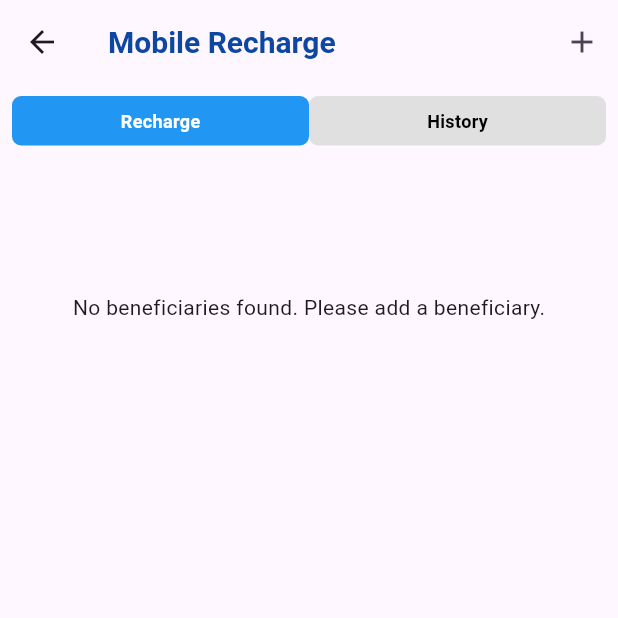
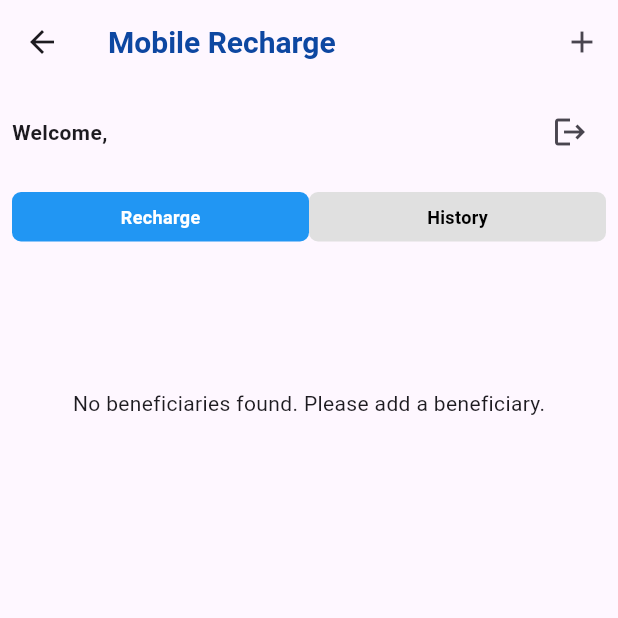
Before and after one commit to safiahmed4cs/assessment_sep, a Flutter app: the BeneficiaryListScreen screen opened by its route, on a phone screen of 412 x 824 dp, the top half of it. Run offline on Flutter 3.47's test engine with Material 3 defaults, Android fonts, the phone set to English and light mode, and no system bars; our stand-ins replace get, shared_preferences; accounts and stored records are empty.

Commit message:
verfied and unverified done

```diff
--- a/lib/controllers/user_controller.dart
+++ b/lib/controllers/user_controller.dart
@@ -1,5 +1,6 @@
 import 'package:assessment_sep_2024/models/user.dart';
 import 'package:assessment_sep_2024/screens/benificiaries/beneficiary_list_screen.dart';
+import 'package:assessment_sep_2024/screens/home_screen.dart';
 import 'package:get/get.dart';
 import 'package:shared_preferences/shared_preferences.dart';
 import 'dart:convert';
@@ -28,4 +29,11 @@ class UserController extends GetxController {
     currentUser.value = user;
     Get.offAll(() => BeneficiaryListScreen());
   }
+
+  void logout() async {
+    SharedPreferences prefs = await SharedPreferences.getInstance();
+    await prefs.remove('current_user');
+    currentUser.value = null;
+    Get.offAll(() => HomeScreen());
+  }
 }
--- a/lib/screens/benificiaries/beneficiary_list_screen.dart
+++ b/lib/screens/benificiaries/beneficiary_list_screen.dart
@@ -1,3 +1,4 @@
+import 'package:assessment_sep_2024/controllers/user_controller.dart';
 import 'package:assessment_sep_2024/screens/benificiaries/beneficiary_form.dart';
 import 'package:assessment_sep_2024/screens/benificiaries/benificiary_service.dart';
 import 'package:flutter/material.dart';
@@ -10,6 +11,7 @@ import 'package:assessment_sep_2024/widgets/segment_button.dart';
 class BeneficiaryListScreen extends StatelessWidget {
   final SegmentController segmentController = Get.put(SegmentController());
   final BeneficiaryService beneficiaryService = Get.put(BeneficiaryService());
+  final UserController userController = Get.find<UserController>();
 
   BeneficiaryListScreen({super.key});
 
@@ -20,7 +22,7 @@ class BeneficiaryListScreen extends StatelessWidget {
 
     return Scaffold(
       appBar: AppBar(
-        title: const Text('Mobile Recharge'),
+        title: const Text("Mobile Recharge"),
         centerTitle: false,
         actions: [
           IconButton(
@@ -30,7 +32,36 @@ class BeneficiaryListScreen extends StatelessWidget {
         ],
       ),
       body: Column(
+        crossAxisAlignment: CrossAxisAlignment.start,
         children: [
+          Padding(
+            padding: const EdgeInsets.all(8.0),
+            child: Row(
+              mainAxisAlignment: MainAxisAlignment.spaceBetween,
+              children: [
+                Obx(() {
+                  final user = userController.currentUser.value;
+                  return Text(
+                    user != null
+                        ? 'Welcome, ${user.fullName}'
+                        : 'Mobile Recharge',
+                    style: const TextStyle(
+                      fontSize: 14,
+                      fontWeight: FontWeight.bold,
+                    ),
+                  );
+                }),
+
+                // User Logout
+                IconButton(
+                  icon: const Icon(Icons.logout),
+                  onPressed: () {
+                    userController.logout();
+                  },
+                ),
+              ],
+            ),
+          ),
           // Segment Control
           Padding(
             padding: const EdgeInsets.all(8.0),
```
